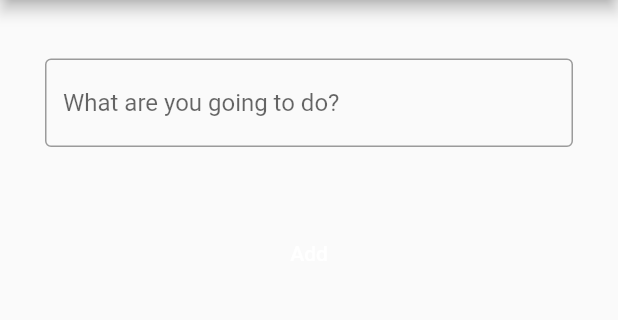
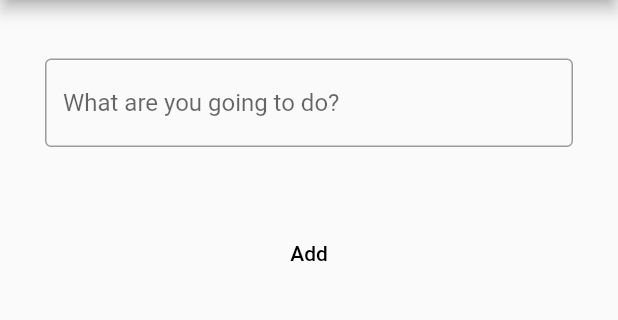
Before and after one commit to gu-tig169/guslarseju, a Flutter app: the SecondView screen opened directly, on a phone screen of 412 x 824 dp, the part 84-404 px from its top. Run offline on Flutter 3.47's test engine with Material 2 defaults, Android fonts, the phone set to English and light mode, and no system bars.

Commit message:
nu fungerar secondview, kan dock inte sortera listan

```diff
--- a/lib/model.dart
+++ b/lib/model.dart
@@ -10,7 +10,7 @@ class TodoTask {
 }
 class MyState extends ChangeNotifier {
   List<TodoTask> _list = [
-    TodoTask(message: 'hej')
+    TodoTask(message: '')
   ];
 
   List<TodoTask> get list => _list;
--- a/lib/secondview.dart
+++ b/lib/secondview.dart
@@ -45,6 +45,7 @@ class SecondViewState extends State<SecondView> {
             Container(height: 39,),
             Container(margin: EdgeInsets.only(left: 30, right: 30),
             child: TextFormField(
+              controller: textEditingController,
               decoration: InputDecoration(
                 border: OutlineInputBorder(),
                 hintText: 'What are you going to do?'
@@ -55,7 +56,7 @@ class SecondViewState extends State<SecondView> {
             Row(mainAxisAlignment: MainAxisAlignment.center,
             children: [
               FlatButton(
-                child: Text('Add', style: TextStyle(color: Colors.white)),
+                child: Text('Add', style: TextStyle(color: Colors.black)),
                 onPressed: () {
                   Navigator.pop(
                     context,
```
